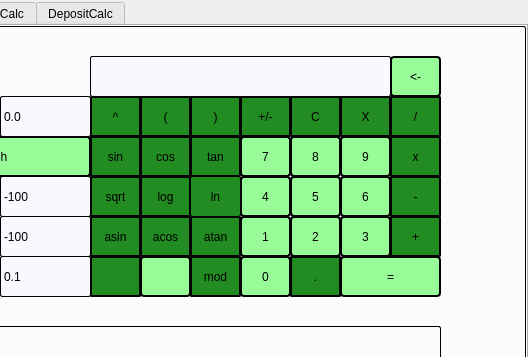
Qt form ui/mainwindow.ui (ohiamdaria/smartcalc) before a commit; both pictures show x 122 to 650 and y 0 to 357 of the 650 by 708 pixel window.
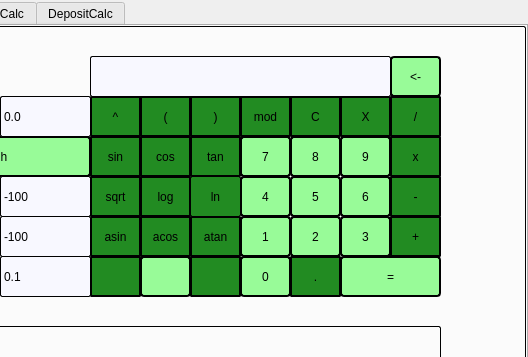
The same form after that commit. The open tabs and pages were chosen to show the change. Custom widgets are drawn as their Qt base class.

What changed in the file:
```diff
--- a/ui/mainwindow.ui
+++ b/ui/mainwindow.ui
@@ -193,8 +193,8 @@
      <widget class="QPushButton" name="push_mod">
       <property name="geometry">
        <rect>
-        <x>310</x>
-        <y>230</y>
+        <x>360</x>
+        <y>70</y>
         <width>51</width>
         <height>41</height>
        </rect>
@@ -559,8 +559,8 @@
      <widget class="QPushButton" name="push_unary">
       <property name="geometry">
        <rect>
-        <x>360</x>
-        <y>70</y>
+        <x>310</x>
+        <y>230</y>
         <width>51</width>
         <height>41</height>
        </rect>
@@ -575,7 +575,7 @@
 }</string>
       </property>
       <property name="text">
-       <string>+/-</string>
+       <string/>
       </property>
       <attribute name="buttonGroup">
        <string notr="true">buttonGroup</string>
```
Left out of the diff: 2 changed lines with no effect on the pictures.
